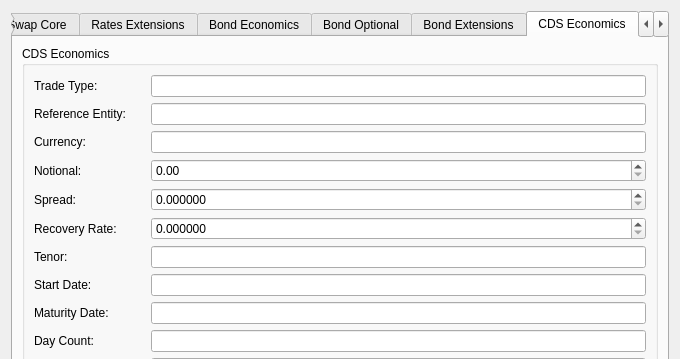
Before: the Qt Designer form projects/ores.qt/ui/TradeDetailDialog.ui in OreStudio/OreStudio, drawn with Qt 5; both pictures show x 0 to 680 and y 0 to 359 of the 680 by 600 pixel window.
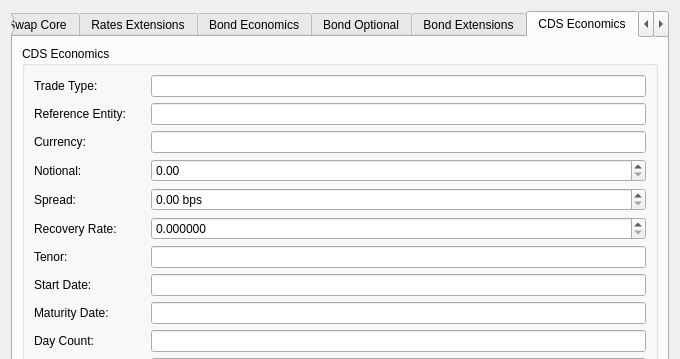
After: the same form once the commit is applied. The open tabs and pages were chosen to show the change. Custom widgets are drawn as their Qt base class.

Commit message:
[qt] Address review comments on PR 649
- Fix tranche_attachment/detachment to assign spinbox value directly
  so that 0.0 is preserved as a valid CDO equity tranche attachment point
- Restore bondCouponRateSpinBox max to 1.0 (decimal representation) and
  add tooltip clarifying the decimal format
- Restore creditSpreadSpinBox max to 10000.0 and add " bps" suffix

What changed in the file:
```diff
--- a/projects/ores.qt/ui/TradeDetailDialog.ui
+++ b/projects/ores.qt/ui/TradeDetailDialog.ui
@@ -871,8 +871,11 @@
           </item>
           <item row="4" column="1">
            <widget class="QDoubleSpinBox" name="creditSpreadSpinBox">
-            <property name="decimals"><number>6</number></property>
-            <property name="maximum"><double>99999.000000</double></property>
+            <property name="decimals"><number>2</number></property>
+            <property name="maximum"><double>10000.000000</double></property>
+            <property name="suffix">
+             <string> bps</string>
+            </property>
            </widget>
           </item>
           <item row="5" column="0">
```
Left out of the diff: 5 changed lines with no effect on the pictures. The commit also changes 1 other file.
